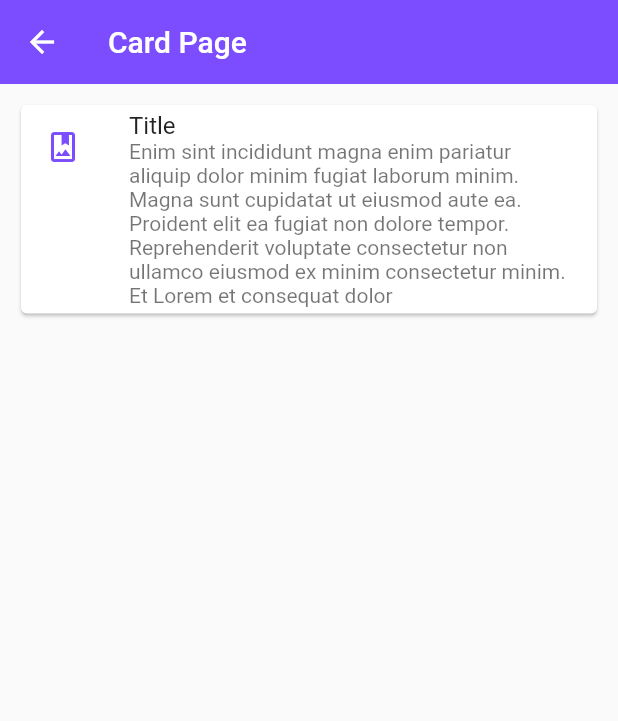
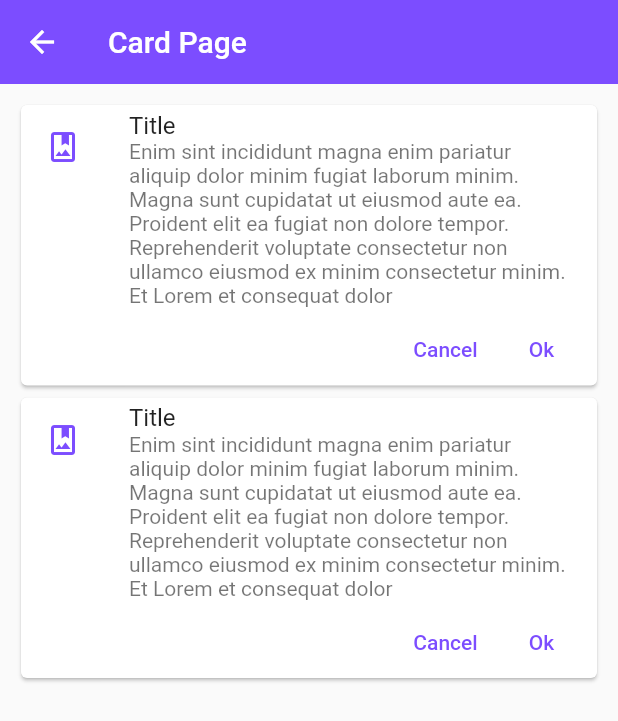
Before and after one commit to johnhaverh/componentsFlutter, a Flutter app: the CardPage screen opened by its route, on a phone screen of 412 x 824 dp. Shown: the top 721 px of the screen. Run offline on Flutter 3.47's test engine with Material 2 defaults, Android fonts, the phone set to English and light mode, and no system bars.

Commit message:
componentsflutter: card_page.dart & app_theme.dart: update -> custom_card_type_1.dart & widgets.dart: create

```diff
--- a/lib/pages/card_page.dart
+++ b/lib/pages/card_page.dart
@@ -1,6 +1,5 @@
-import 'package:componentsflutter/themes/app_theme.dart';
 import 'package:flutter/material.dart';
-
+import 'package:componentsflutter/widgets/widgets.dart';
 class CardPage extends StatelessWidget {
 
   const CardPage({Key key}) : super(key: key);
@@ -14,17 +13,8 @@ class CardPage extends StatelessWidget {
       body: ListView(
         padding: const EdgeInsets.symmetric(horizontal: 10, vertical: 10),
         children: [
-          Card(
-            child: Column(
-              children: const [
-                ListTile(
-                  leading: Icon(Icons.photo_album_outlined,color: AppTheme.primary),
-                  title: Text('Title'),
-                  subtitle: Text('Enim sint incididunt magna enim pariatur aliquip dolor minim fugiat laborum minim. Magna sunt cupidatat ut eiusmod aute ea. Proident elit ea fugiat non dolore tempor. Reprehenderit voluptate consectetur non ullamco eiusmod ex minim consectetur minim. Et Lorem et consequat dolor'),
-                )
-              ],
-            ),
-          )
+          CustomCardType1(),
+          CustomCardType1(),
         ],
       )
     );
--- a/lib/themes/app_theme.dart
+++ b/lib/themes/app_theme.dart
@@ -14,9 +14,13 @@ class AppTheme{
       color: primary,
       elevation: 0
     ),
+
+    textButtonTheme: TextButtonThemeData(
+      style:  TextButton.styleFrom(primary: primary),
+    )
   );
 
-    static final ThemeData darkTheme = ThemeData.dark().copyWith(
+  static final ThemeData darkTheme = ThemeData.dark().copyWith(
 
     //Primary color
     primaryColor: primary,
@@ -29,4 +33,7 @@ class AppTheme{
 
     //scaffoldBackgroundColor: Colors.black,
   );
+
+
+
 }
--- /dev/null
+++ b/lib/widgets/custom_card_type_1.dart
@@ -0,0 +1,34 @@
+import 'package:flutter/material.dart';
+import 'package:componentsflutter/themes/app_theme.dart';
+
+class CustomCardType1 extends StatelessWidget {
+  const CustomCardType1({
+    Key key,
+  }) : super(key: key);
+
+  @override
+  Widget build(BuildContext context) {
+    return Card(
+      child: Column(
+        children: [
+          ListTile(
+            leading: Icon(Icons.photo_album_outlined,color: AppTheme.primary),
+            title: Text('Title'),
+            subtitle: Text('Enim sint incididunt magna enim pariatur aliquip dolor minim fugiat laborum minim. Magna sunt cupidatat ut eiusmod aute ea. Proident elit ea fugiat non dolore tempor. Reprehenderit voluptate consectetur non ullamco eiusmod ex minim consectetur minim. Et Lorem et consequat dolor'),
+          ),
+          Padding(
+            padding: const EdgeInsets.only(right: 5.0),
+            child: Row(
+              mainAxisAlignment: MainAxisAlignment.end,
+              children: [
+                TextButton(onPressed: () {}, child: Text('Cancel')),
+                TextButton(onPressed: () {}, child: Text('Ok')),
+              ],
+            ),
+          )
+
+        ],
+      ),
+    );
+  }
+}
--- /dev/null
+++ b/lib/widgets/widgets.dart
@@ -0,0 +1 @@
+export 'package:componentsflutter/widgets/custom_card_type_1.dart';
```
